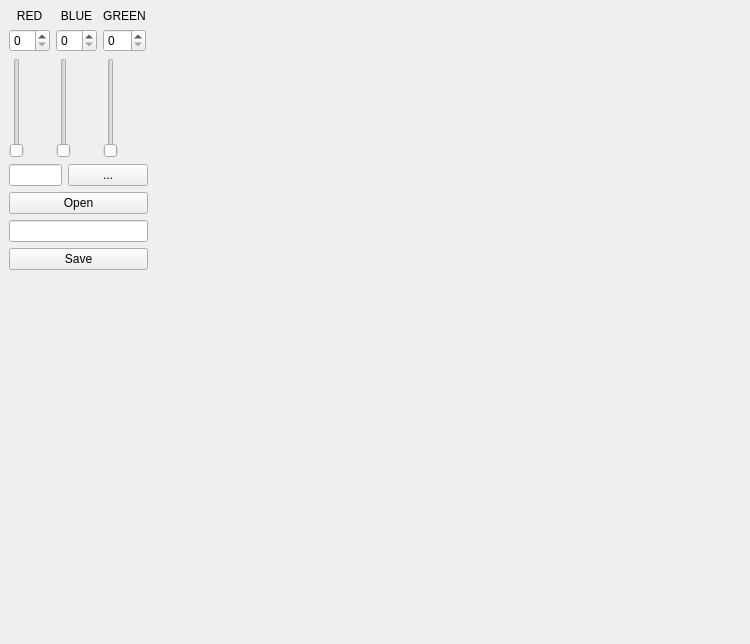
Acedyn/PipelineToolForDCC, file CrossDCC/ui/basicsUI.ui: the form before one commit.
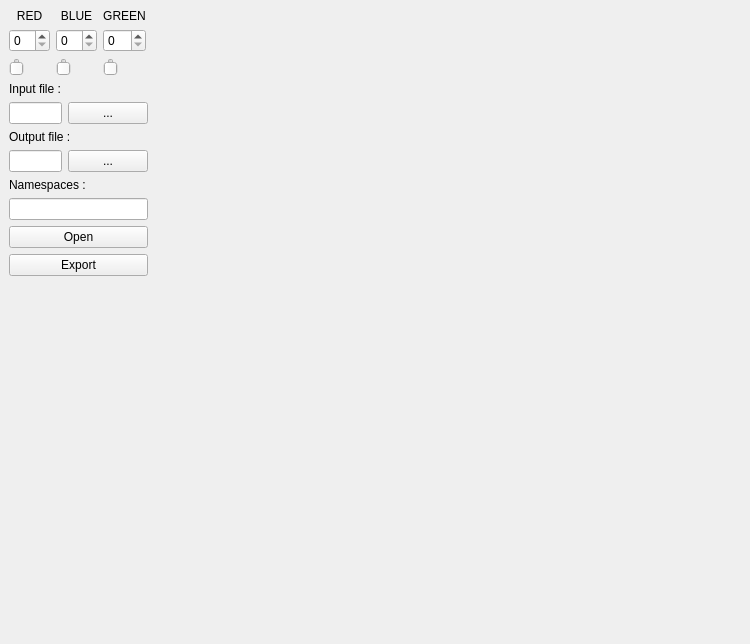
The form after the commit.

Commit message: feat(mayaEngine.py): Add export to alembix function

What changed in the file:
```diff
--- a/CrossDCC/ui/basicsUI.ui
+++ b/CrossDCC/ui/basicsUI.ui
@@ -19,7 +19,7 @@
      <x>9</x>
      <y>9</y>
      <width>139</width>
-     <height>261</height>
+     <height>267</height>
     </rect>
    </property>
    <layout class="QVBoxLayout" name="verticalLayout_5">
@@ -99,6 +99,13 @@
       </item>
      </layout>
     </item>
+    <item>
+     <widget class="QLabel" name="openLabel">
+      <property name="text">
+       <string>Input file :</string>
+      </property>
+     </widget>
+    </item>
     <item>
      <layout class="QHBoxLayout" name="horizontalLayout_3">
       <item>
@@ -113,6 +120,37 @@
       </item>
      </layout>
     </item>
+    <item>
+     <widget class="QLabel" name="exporLabel">
+      <property name="text">
+       <string>Output file :</string>
+      </property>
+     </widget>
+    </item>
+    <item>
+     <layout class="QHBoxLayout" name="horizontalLayout_2">
+      <item>
+       <widget class="QLineEdit" name="exportPath"/>
+      </item>
+      <item>
+       <widget class="QPushButton" name="searchExportButton">
+        <property name="text">
+         <string>...</string>
+        </property>
+       </widget>
+      </item>
+     </layout>
+    </item>
+    <item>
+     <widget class="QLabel" name="namespacesLabel">
+      <property name="text">
+       <string>Namespaces :</string>
+      </property>
+     </widget>
+    </item>
+    <item>
+     <widget class="QLineEdit" name="exportNameSpaces"/>
+    </item>
     <item>
      <layout class="QVBoxLayout" name="verticalLayout_4">
       <item>
@@ -123,12 +161,9 @@
        </widget>
       </item>
       <item>
-       <widget class="QLineEdit" name="lineEdit_2"/>
-      </item>
-      <item>
-       <widget class="QPushButton" name="save">
+       <widget class="QPushButton" name="exportButton">
         <property name="text">
-         <string>Save</string>
+         <string>Export</string>
         </property>
        </widget>
       </item>
```
Left out of the diff: 8 changed lines with no effect on the pictures. The commit also changes 12 other files.
